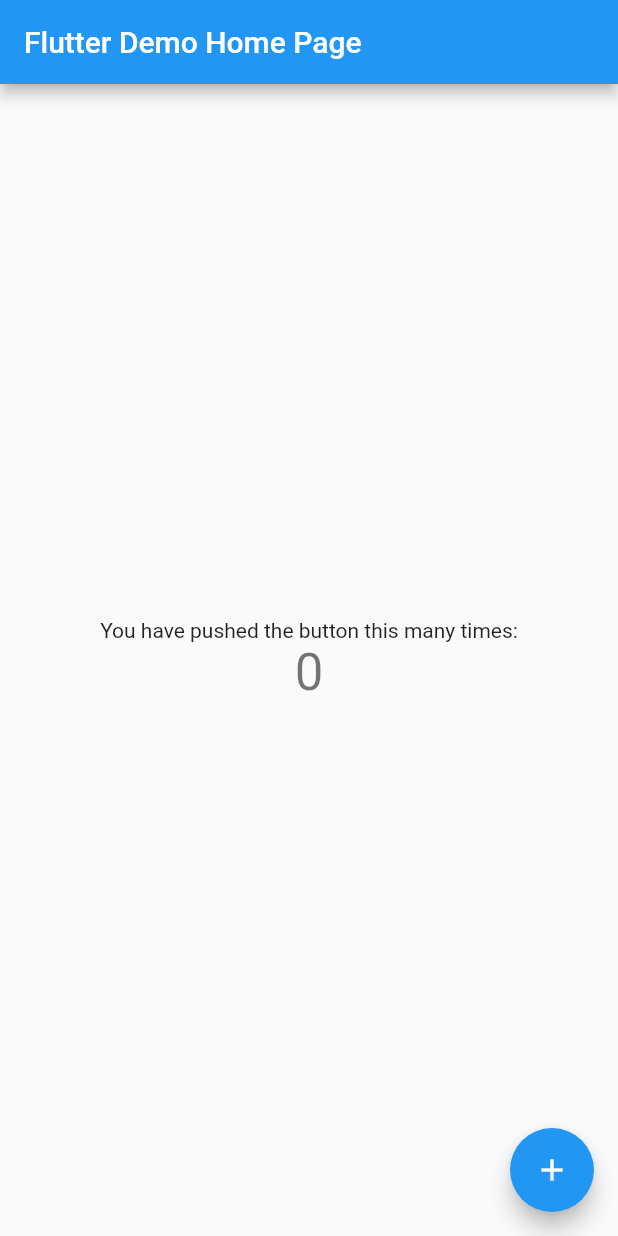
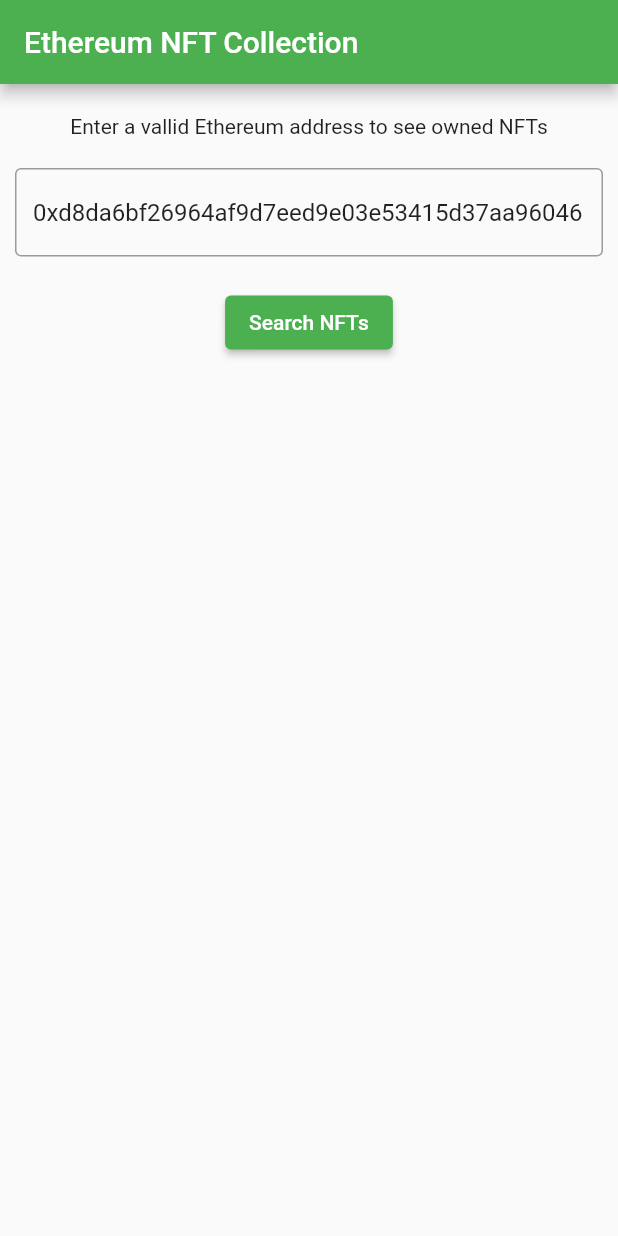
Before and after one commit to apiorno/eth-nfts-browser, a Flutter app: the screen it shows after launch, on a phone screen of 412 x 824 dp. Run offline on Flutter 3.47's test engine with Material 2 defaults, Android fonts, the phone set to English and light mode, and no system bars; our stand-ins replace dartz, equatable, flutter_bloc, get_it, internet_connection_checker, shared_preferences.

```diff
--- a/lib/features/home/data/repositories/nfts_repository.dart
+++ b/lib/features/home/data/repositories/nfts_repository.dart
@@ -26,6 +26,7 @@ class NftsRepository implements NftsRepositoryBehavior {
       if (!await networkInfo.isConnected) return Left(ClientFailure());
       final remoteNfts =
           await remoteDataSource.getAllNftsOwnedBy(ethereumAddress);
+      if (remoteNfts.isEmpty) return Left(ClientFailure());
       localDataSource.cacheNftsOwnership(ethereumAddress, remoteNfts);
       return Right(remoteNfts);
     } on ServerException {
--- a/lib/features/home/presentation/bloc/bloc/non_fungible_token_bloc.dart
+++ b/lib/features/home/presentation/bloc/bloc/non_fungible_token_bloc.dart
@@ -2,6 +2,7 @@ import 'package:equatable/equatable.dart';
 import 'package:eth_nfts_browser/core/error/failures.dart';
 import 'package:eth_nfts_browser/features/home/domain/entities/non_fungible_token.dart';
 import 'package:eth_nfts_browser/features/home/domain/usecases/get_all_nfts.dart';
+import 'package:flutter/material.dart';
 import 'package:flutter_bloc/flutter_bloc.dart';
 
 part 'non_fungible_token_event.dart';
@@ -13,19 +14,30 @@ const String clientFailure = 'Client Failure';
 class NonFungibleTokenBloc
     extends Bloc<NonFungibleTokenEvent, NonFungibleTokenState> {
   final GetAllNfts getAllNfts;
+  final TextEditingController _addressController =
+      TextEditingController(text: '0xd8da6bf26964af9d7eed9e03e53415d37aa96046');
+  final regexp = RegExp('^0x[a-fA-F0-9]{40}\$');
   NonFungibleTokenBloc({required this.getAllNfts})
       : super(InitialNonFungibleTokenState()) {
     on<GetAllNonFungibleTokensEvent>((event, emit) async {
+      if (!regexp.hasMatch(_addressController.text)) {
+        emit(const ErrorNonFungibleTokenState(
+            message: 'Invalid Ethereum address'));
+        return;
+      }
       emit(LoadingNonFungibleTokenState());
       final failureOrNfts =
-          await getAllNfts(Params(address: event.ethereumAddress));
+          await getAllNfts(Params(address: _addressController.text));
       failureOrNfts.fold(
           (failure) => emit(ErrorNonFungibleTokenState(
-              message: _messageAccordingToFailure(failure))),
-          (nfts) => emit(LoadedNonFungibleTokenState(nfts)));
+              message: _messageAccordingToFailure(failure))), (nfts) {
+        emit(LoadedNonFungibleTokenState(nfts));
+        _addressController.clear();
+      });
+      emit(InitialNonFungibleTokenState());
     });
   }
-
+  TextEditingController addressController() => _addressController;
   String _messageAccordingToFailure(Failure failure) {
     switch (failure.runtimeType) {
       case ServerFailure:
--- a/lib/features/home/presentation/bloc/bloc/non_fungible_token_event.dart
+++ b/lib/features/home/presentation/bloc/bloc/non_fungible_token_event.dart
@@ -7,10 +7,4 @@ abstract class NonFungibleTokenEvent extends Equatable {
   List<Object> get props => [];
 }
 
-class GetAllNonFungibleTokensEvent extends NonFungibleTokenEvent {
-  final String ethereumAddress;
-  const GetAllNonFungibleTokensEvent(this.ethereumAddress);
-
-  @override
-  List<Object> get props => [ethereumAddress];
-}
+class GetAllNonFungibleTokensEvent extends NonFungibleTokenEvent {}
--- /dev/null
+++ b/lib/features/home/presentation/pages/nft_full_view_page.dart
@@ -0,0 +1,17 @@
+import 'package:eth_nfts_browser/features/home/domain/entities/non_fungible_token.dart';
+import 'package:eth_nfts_browser/features/home/presentation/widgets/full_nft_card.dart';
+import 'package:flutter/material.dart';
+
+class NftFullViewPage extends StatelessWidget {
+  final NonFungibleTokenBehavior nft;
+  const NftFullViewPage({required this.nft, super.key});
+
+  @override
+  Widget build(BuildContext context) {
+    return Scaffold(
+        appBar: AppBar(
+          title: Text(nft.name),
+        ),
+        body: FullNftCard(nft: nft));
+  }
+}
--- /dev/null
+++ b/lib/features/home/presentation/pages/nfts_browse_page.dart
@@ -0,0 +1,26 @@
+import 'package:eth_nfts_browser/features/home/domain/entities/non_fungible_token.dart';
+import 'package:eth_nfts_browser/features/home/presentation/widgets/nft_card.dart';
+import 'package:flutter/material.dart';
+
+class NftsBrowsePage extends StatelessWidget {
+  final List<NonFungibleTokenBehavior> nfts;
+  const NftsBrowsePage({required this.nfts, super.key});
+
+  @override
+  Widget build(BuildContext context) {
+    return Scaffold(
+        appBar: AppBar(
+          title: const Text('Browse your Nfts'),
+        ),
+        body: GridView.count(
+          primary: true,
+          crossAxisCount: 2,
+          childAspectRatio: 0.7,
+          children: List.generate(
+              nfts.length,
+              (index) => NftCard(
+                    nft: nfts[index],
+                  )),
+        ));
+  }
+}
--- /dev/null
+++ b/lib/features/home/presentation/pages/nfts_home_page.dart
@@ -0,0 +1,86 @@
+import 'package:eth_nfts_browser/features/home/presentation/bloc/bloc/non_fungible_token_bloc.dart';
+import 'package:eth_nfts_browser/features/home/presentation/pages/nfts_browse_page.dart';
+import 'package:eth_nfts_browser/features/home/presentation/widgets/loading_widget.dart';
+import 'package:flutter/material.dart';
+import 'package:flutter_bloc/flutter_bloc.dart';
+
+class NftHomePage extends StatelessWidget {
+  const NftHomePage({super.key});
+
+  @override
+  Widget build(BuildContext context) {
+    final bloc = BlocProvider.of<NonFungibleTokenBloc>(context);
+    return Scaffold(
+      appBar: AppBar(
+        title: const Text('Ethereum NFT Collection'),
+      ),
+      body: BlocConsumer<NonFungibleTokenBloc, NonFungibleTokenState>(
+        listener: (context, state) {
+          if (state is ErrorNonFungibleTokenState) {
+            showDialog(
+                context: context,
+                builder: (context) {
+                  return AlertDialog(
+                    title: const Text("Error!"),
+                    content: Text(state.message),
+                    actions: [
+                      TextButton(
+                          onPressed: () => Navigator.pop(context),
+                          child: const Text('Ok')),
+                    ],
+                  );
+                });
+          } else if (state is LoadedNonFungibleTokenState) {
+            Navigator.push(
+                context,
+                MaterialPageRoute(
+                    builder: (context) =>
+                        NftsBrowsePage(nfts: state.nonFungibleTokens)));
+          }
+        },
+        buildWhen: (previous, current) =>
+            current is LoadingNonFungibleTokenState ||
+            current is InitialNonFungibleTokenState,
+        builder: (context, state) {
+          if (state is LoadingNonFungibleTokenState) {
+            return const LoadingWidget();
+          } else {
+            return Center(
+              child: Padding(
+                padding: const EdgeInsets.all(10),
+                child: Column(
+                  children: [
+                    const SizedBox(
+                      height: 10,
+                    ),
+                    const Text(
+                        'Enter a vallid Ethereum address to see owned NFTs'),
+                    const SizedBox(
+                      height: 20,
+                    ),
+                    TextField(
+                      controller: bloc.addressController(),
+                      decoration: const InputDecoration(
+                        border: OutlineInputBorder(),
+                        hintText: 'Input an ethereum address',
+                      ),
+                    ),
+                    const SizedBox(
+                      height: 20,
+                    ),
+                    ElevatedButton(
+                        style: ElevatedButton.styleFrom(
+                            backgroundColor: Colors.green),
+                        onPressed: () =>
+                            bloc.add(GetAllNonFungibleTokensEvent()),
+                        child: const Text('Search NFTs'))
+                  ],
+                ),
+              ),
+            );
+          }
+        },
+      ),
+    );
+  }
+}
--- a/lib/main.dart
+++ b/lib/main.dart
@@ -1,7 +1,12 @@
+import 'package:eth_nfts_browser/features/home/presentation/bloc/bloc/non_fungible_token_bloc.dart';
+import 'package:eth_nfts_browser/features/home/presentation/pages/nfts_home_page.dart';
+import 'package:eth_nfts_browser/injection_container.dart';
 import 'package:flutter/material.dart';
+import 'package:flutter_bloc/flutter_bloc.dart';
 import 'injection_container.dart' as di;
 
 Future<void> main() async {
+  WidgetsFlutterBinding.ensureInitialized();
   await di.init();
   runApp(const MyApp());
 }
@@ -9,109 +14,16 @@ Future<void> main() async {
 class MyApp extends StatelessWidget {
   const MyApp({super.key});
 
-  // This widget is the root of your application.
   @override
   Widget build(BuildContext context) {
     return MaterialApp(
-      title: 'Flutter Demo',
-      theme: ThemeData(
-        // This is the theme of your application.
-        //
-        // Try running your application with "flutter run". You'll see the
-        // application has a blue toolbar. Then, without quitting the app, try
-        // changing the primarySwatch below to Colors.green and then invoke
-        // "hot reload" (press "r" in the console where you ran "flutter run",
-        // or simply save your changes to "hot reload" in a Flutter IDE).
-        // Notice that the counter didn't reset back to zero; the application
-        // is not restarted.
-        primarySwatch: Colors.blue,
-      ),
-      home: const MyHomePage(title: 'Flutter Demo Home Page'),
-    );
+        title: 'Ethereum NFT Collection',
+        theme: ThemeData(
+          primarySwatch: Colors.green,
+        ),
+        home: BlocProvider(
+          create: (_) => sl<NonFungibleTokenBloc>(),
+          child: const NftHomePage(),
+        ));
   }
 }
-
-class MyHomePage extends StatefulWidget {
-  const MyHomePage({super.key, required this.title});
-
-  // This widget is the home page of your application. It is stateful, meaning
-  // that it has a State object (defined below) that contains fields that affect
-  // how it looks.
-
-  // This class is the configuration for the state. It holds the values (in this
-  // case the title) provided by the parent (in this case the App widget) and
-  // used by the build method of the State. Fields in a Widget subclass are
-  // always marked "final".
-
-  final String title;
-
-  @override
-  State<MyHomePage> createState() => _MyHomePageState();
-}
-
-class _MyHomePageState extends State<MyHomePage> {
-  int _counter = 0;
-
-  void _incrementCounter() {
-    setState(() {
-      // This call to setState tells the Flutter framework that something has
-      // changed in this State, which causes it to rerun the build method below
-      // so that the display can reflect the updated values. If we changed
-      // _counter without calling setState(), then the build method would not be
-      // called again, and so nothing would appear to happen.
-      _counter++;
-    });
-  }
-
-  @override
-  Widget build(BuildContext context) {
-    // This method is rerun every time setState is called, for instance as done
-    // by the _incrementCounter method above.
-    //
-    // The Flutter framework has been optimized to make rerunning build methods
-    // fast, so that you can just rebuild anything that needs updating rather
-    // than having to individually change instances of widgets.
-    return Scaffold(
-      appBar: AppBar(
-        // Here we take the value from the MyHomePage object that was created by
-        // the App.build method, and use it to set our appbar title.
-        title: Text(widget.title),
-      ),
-      body: Center(
-        // Center is a layout widget. It takes a single child and positions it
-        // in the middle of the parent.
-        child: Column(
-          // Column is also a layout widget. It takes a list of children and
-          // arranges them vertically. By default, it sizes itself to fit its
-          // children horizontally, and tries to be as tall as its parent.
-          //
-          // Invoke "debug painting" (press "p" in the console, choose the
-          // "Toggle Debug Paint" action from the Flutter Inspector in Android
-          // Studio, or the "Toggle Debug Paint" command in Visual Studio Code)
-          // to see the wireframe for each widget.
-          //
-          // Column has various properties to control how it sizes itself and
-          // how it positions its children. Here we use mainAxisAlignment to
-          // center the children vertically; the main axis here is the vertical
-          // axis because Columns are vertical (the cross axis would be
-          // horizontal).
-          mainAxisAlignment: MainAxisAlignment.center,
-          children: <Widget>[
-            const Text(
-              'You have pushed the button this many times:',
-            ),
-            Text(
-              '$_counter',
-              style: Theme.of(context).textTheme.headline4,
-            ),
-          ],
-        ),
-      ),
-      floatingActionButton: FloatingActionButton(
-        onPressed: _incrementCounter,
-        tooltip: 'Increment',
-        child: const Icon(Icons.add),
-      ), // This trailing comma makes auto-formatting nicer for build methods.
-    );
-  }
-}
```
Also changed, not shown: lib/features/home/presentation/widgets/full_nft_card.dart (added, +54 -0 lines), lib/features/home/presentation/widgets/loading_widget.dart (added, +17 -0 lines), lib/features/home/presentation/widgets/nft_card.dart (added, +34 -0 lines), 1 other file.
